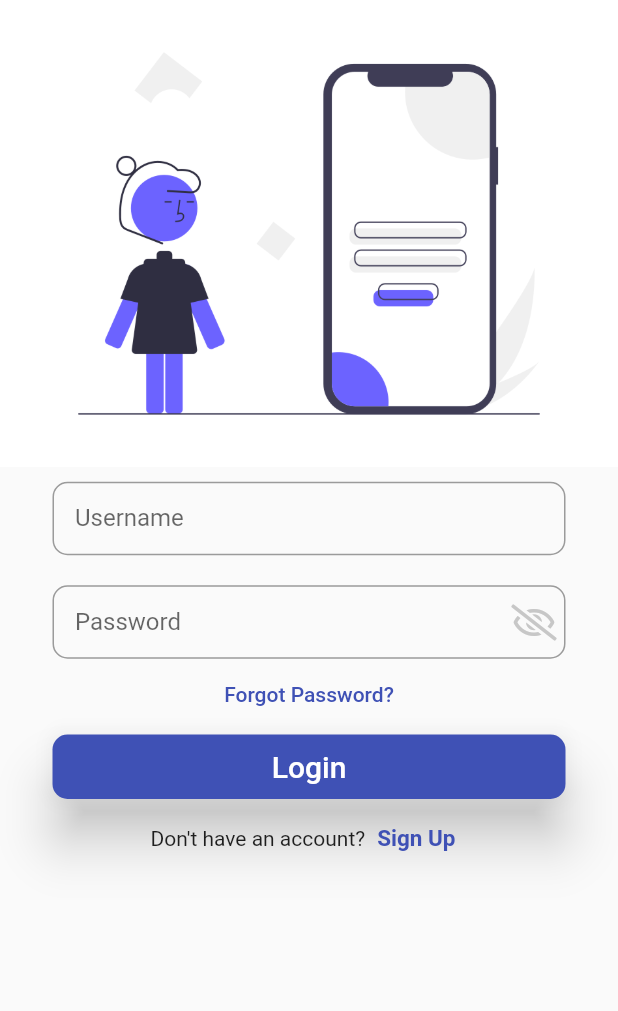
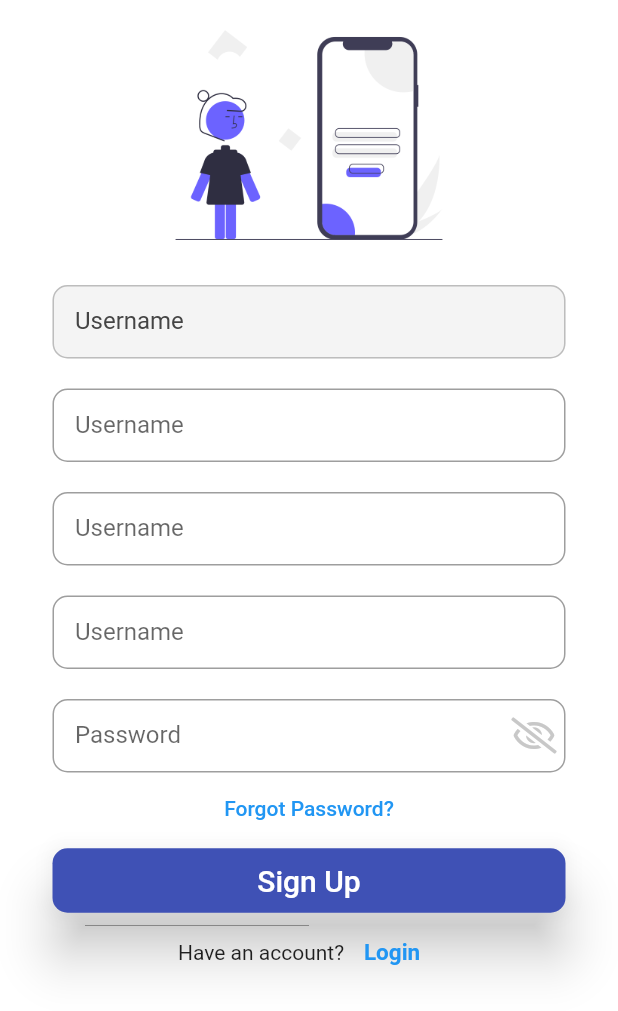
Before and after one commit to Gayath1/Flutter_myapp, a Flutter app: the screen it shows after launch, after a tap on "Sign Up", on a phone screen of 412 x 824 dp. Shown: the top 1011 px of the screen. Run offline on Flutter 3.47's test engine with Material 2 defaults, Android fonts, the phone set to English and light mode, and no system bars; our stand-ins replace font_awesome_flutter.

Commit message:
init signup

```diff
--- a/lib/Utilities/routes.dart
+++ b/lib/Utilities/routes.dart
@@ -1,3 +1,4 @@
 class MyRoutes {
   static String loginScreen = '/';
+  static String signScreen = '/Signup';
 }
--- a/lib/main.dart
+++ b/lib/main.dart
@@ -1,6 +1,7 @@
 import 'package:flutter/material.dart';
 import 'package:myapp/Utilities/routes.dart';
 import 'package:myapp/Screens/login/login_screen.dart';
+import 'package:myapp/Screens/signup/signup_screen.dart';
 
 void main() => runApp(const MyApp());
 
@@ -13,10 +14,11 @@ class MyApp extends StatelessWidget {
     return MaterialApp(
       debugShowCheckedModeBanner: false,
       title: 'Flutter Demo',
-      theme: new ThemeData(primarySwatch: Colors.indigo),
+      // theme: new ThemeData(primarySwatch: Colors.indigo),
       initialRoute: '/',
       routes: {
         MyRoutes.loginScreen: (context) => LoginScreen(),
+        MyRoutes.signScreen: (context) => SignScreen(),
       },
     );
   }
--- a/lib/screens/login/login_screen.dart
+++ b/lib/screens/login/login_screen.dart
@@ -1,5 +1,6 @@
 import 'package:flutter/material.dart';
 import 'package:font_awesome_flutter/font_awesome_flutter.dart';
+import 'package:myapp/Utilities/routes.dart';
 
 class LoginScreen extends StatefulWidget {
   const LoginScreen({Key? key}) : super(key: key);
@@ -106,10 +107,10 @@ class _LoginScreenState extends State<LoginScreen> {
                       const Text('Don\'t have an account?'),
                       TextButton(
                         onPressed: (() {
-                          // Navigator.pushNamed(
-                          //   context,
-                          //   MyRoutes.signUp,
-                          // );
+                          Navigator.pushNamed(
+                            context,
+                            MyRoutes.signScreen,
+                          );
                         }),
                         child: const Text(
                           'Sign Up',
--- /dev/null
+++ b/lib/screens/signup/signup_screen.dart
@@ -0,0 +1,204 @@
+import 'package:flutter/material.dart';
+import 'package:font_awesome_flutter/font_awesome_flutter.dart';
+
+import '../../Utilities/routes.dart';
+
+class SignScreen extends StatefulWidget {
+  const SignScreen({Key? key}) : super(key: key);
+
+  @override
+  State<SignScreen> createState() => _SignScreenState();
+}
+
+class _SignScreenState extends State<SignScreen> {
+  bool _obscureText = true;
+  void _toggle() {
+    setState(() {
+      _obscureText = !_obscureText;
+    });
+  }
+
+  @override
+  Widget build(BuildContext context) {
+    return Scaffold(
+      backgroundColor: Color.fromARGB(255, 255, 255, 255),
+      body: SingleChildScrollView(
+        child: SafeArea(
+          child: Center(
+            child: Align(
+              alignment: Alignment.center,
+              child: Column(
+                children: [
+                  Image(
+                      image: AssetImage('assets/images/login.png'),
+                      fit: BoxFit.cover,
+                      height: 180),
+                  Padding(
+                    padding: const EdgeInsets.symmetric(
+                      vertical: 10,
+                      horizontal: 35,
+                    ),
+                    child: Column(
+                      children: [
+                        TextFormField(
+                          cursorColor: Color.fromARGB(255, 255, 255, 255),
+                          decoration: InputDecoration(
+                            fillColor: Color.fromARGB(95, 226, 226, 226),
+                            filled: true,
+                            // icon: Icon(Icons.email),
+                            border: OutlineInputBorder(
+                              borderRadius: BorderRadius.circular(10.0),
+                            ),
+                            enabledBorder: OutlineInputBorder(
+                              borderRadius: BorderRadius.circular(10.0),
+                              borderSide: BorderSide(
+                                  color: Color.fromARGB(255, 189, 189, 189)),
+                            ),
+                            focusedBorder: OutlineInputBorder(
+                              borderRadius: BorderRadius.circular(10.0),
+                              borderSide: BorderSide(
+                                  color: Color.fromARGB(255, 189, 189, 189)),
+                            ),
+                            hintText: 'Enter Your Email',
+                            labelText: 'Username',
+                            labelStyle: TextStyle(
+                                color: Color.fromARGB(255, 68, 68, 68)),
+                            contentPadding: EdgeInsets.all(15.0),
+                          ),
+                          onChanged: (value) {
+                            setState(() {});
+                          },
+                        ),
+                        SizedBox(height: 10),
+                        SizedBox(height: 10),
+                        TextFormField(
+                          decoration: InputDecoration(
+                            // icon: Icon(Icons.email),
+                            border: OutlineInputBorder(
+                                borderRadius: BorderRadius.circular(10.0)),
+                            hintText: 'Enter Your Email',
+                            labelText: 'Username',
+                            contentPadding: EdgeInsets.all(15.0),
+                          ),
+                          onChanged: (value) {
+                            setState(() {});
+                          },
+                        ),
+                        SizedBox(height: 10),
+                        SizedBox(height: 10),
+                        TextFormField(
+                          decoration: InputDecoration(
+                            // icon: Icon(Icons.email),
+                            border: OutlineInputBorder(
+                                borderRadius: BorderRadius.circular(10.0)),
+                            hintText: 'Enter Your Email',
+                            labelText: 'Username',
+                            contentPadding: EdgeInsets.all(15.0),
+                          ),
+                          onChanged: (value) {
+                            setState(() {});
+                          },
+                        ),
+                        SizedBox(height: 10),
+                        SizedBox(height: 10),
+                        TextFormField(
+                          decoration: InputDecoration(
+                            // icon: Icon(Icons.email),
+                            border: OutlineInputBorder(
+                                borderRadius: BorderRadius.circular(10.0)),
+                            hintText: 'Enter Your Email',
+                            labelText: 'Username',
+                            contentPadding: EdgeInsets.all(15.0),
+                          ),
+                          onChanged: (value) {
+                            setState(() {});
+                          },
+                        ),
+                        SizedBox(height: 10),
+                        SizedBox(height: 10),
+                        TextFormField(
+                          obscureText: _obscureText,
+                          decoration: InputDecoration(
+                            // icon: Icon(Icons.lock),
+                            border: OutlineInputBorder(
+                              borderRadius: BorderRadius.circular(10.0),
+                            ),
+                            suffixIcon: IconButton(
+                                onPressed: () {
+                                  _toggle();
+                                },
+                                icon: Icon(
+                                  FontAwesomeIcons.eyeSlash,
+                                  color: Color.fromARGB(175, 175, 175, 175),
+                                )),
+                            // suffixIconConstraints:
+                            //     BoxConstraints(maxHeight: 20, maxWidth: 20),
+                            hintText: 'Enter Your Password',
+                            labelText: 'Password',
+                            contentPadding: EdgeInsets.all(15.0),
+                          ),
+                          onChanged: (value) {
+                            setState(() {});
+                          },
+                        ),
+                        TextButton(
+                          onPressed: () {
+                            // Navigator.pushNamed(context, MyRoutes.forgotPassword);
+                          },
+                          child: const Text(
+                            'Forgot Password?',
+                          ),
+                        ),
+                        Container(
+                          width: MediaQuery.of(context).size.width * 01,
+                          child: ElevatedButton(
+                            onPressed: () {},
+                            style: ElevatedButton.styleFrom(
+                              primary: Colors.indigo,
+                              shape: RoundedRectangleBorder(
+                                borderRadius: BorderRadius.circular(10.0),
+                              ),
+                              elevation: 15.0,
+                            ),
+                            child: Padding(
+                              padding: const EdgeInsets.all(10.0),
+                              child: Text(
+                                'Sign Up',
+                                style: TextStyle(fontSize: 20),
+                              ),
+                            ),
+                          ),
+                        ),
+                        Row(
+                          children: [
+                            const Text('Have an account?'),
+                            TextButton(
+                              onPressed: (() {
+                                Navigator.pushNamed(
+                                  context,
+                                  MyRoutes.loginScreen,
+                                );
+                              }),
+                              child: const Text(
+                                'Login',
+                                style: TextStyle(
+                                  fontSize: 15,
+                                  fontWeight: FontWeight.bold,
+                                ),
+                              ),
+                            ),
+                          ],
+                          mainAxisAlignment: MainAxisAlignment.center,
+                        ),
+                      ],
+                    ),
+                  ),
+                ],
+              ),
+            ),
+          ),
+        ),
+      ),
+    );
+  }
+}
```
